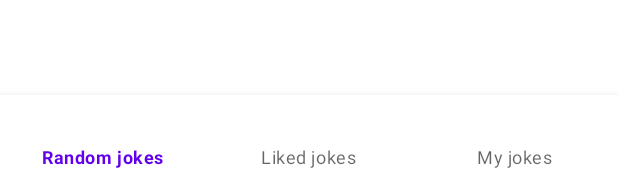
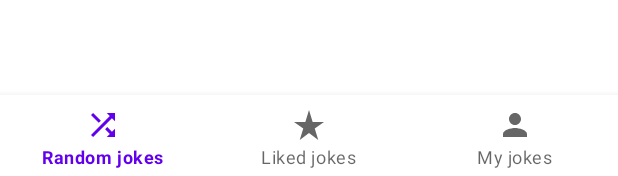
Before and after one commit to Peater68/Jokes, an Android app: the layout activity_main.xml on its own in the app's theme, with its tools: preview values and no code run, on a phone screen of 412 x 824 dp. Shown: the part 1057-1233 px from the top of the screen. Run offline under Robolectric (Android 15) with nearby library versions, the phone set to English and light mode, and no system bars.

Commit message:
Add icons to bottom navigation

```diff
--- /dev/null
+++ b/app/src/main/res/drawable/ic_person.xml
@@ -0,0 +1,10 @@
+<vector xmlns:android="http://schemas.android.com/apk/res/android"
+    android:width="24dp"
+    android:height="24dp"
+    android:viewportWidth="24"
+    android:viewportHeight="24"
+    android:tint="?attr/colorControlNormal">
+  <path
+      android:fillColor="@android:color/white"
+      android:pathData="M12,12c2.21,0 4,-1.79 4,-4s-1.79,-4 -4,-4 -4,1.79 -4,4 1.79,4 4,4zM12,14c-2.67,0 -8,1.34 -8,4v2h16v-2c0,-2.66 -5.33,-4 -8,-4z" />
+</vector>
--- /dev/null
+++ b/app/src/main/res/drawable/ic_random.xml
@@ -0,0 +1,10 @@
+<vector xmlns:android="http://schemas.android.com/apk/res/android"
+    android:width="24dp"
+    android:height="24dp"
+    android:viewportWidth="24"
+    android:viewportHeight="24"
+    android:tint="?attr/colorControlNormal">
+    <path
+        android:fillColor="@android:color/white"
+        android:pathData="M10.59,9.17L5.41,4 4,5.41l5.17,5.17 1.42,-1.41zM14.5,4l2.04,2.04L4,18.59 5.41,20 17.96,7.46 20,9.5L20,4h-5.5zM14.83,13.41l-1.41,1.41 3.13,3.13L14.5,20L20,20v-5.5l-2.04,2.04 -3.13,-3.13z" />
+</vector>
--- a/app/src/main/res/menu/bottom_nav_menu.xml
+++ b/app/src/main/res/menu/bottom_nav_menu.xml
@@ -2,13 +2,16 @@
 <menu xmlns:android="http://schemas.android.com/apk/res/android">
     <item
         android:id="@+id/randomJokes"
+        android:icon="@drawable/ic_random"
         android:title="@string/random_jokes_bottom_nav_title" />
 
     <item
         android:id="@+id/likedJokes"
+        android:icon="@drawable/ic_star_filled"
         android:title="@string/liked_jokes_bottom_nav_title" />
 
     <item
         android:id="@+id/myJokes"
+        android:icon="@drawable/ic_person"
         android:title="@string/my_jokes_bottom_nav_title" />
 </menu>
```
